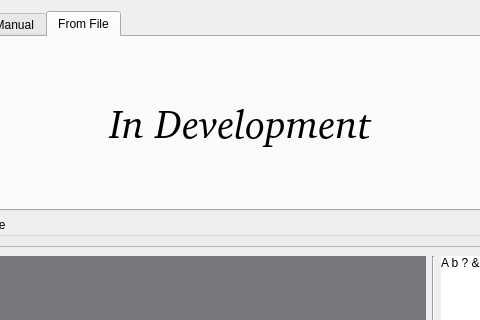
BYUMarsRover/Autonomy-ROS2, file mars_ws/src/science/science/rxtx_gui/rxtx_gui.ui: the form before one commit; both pictures show x 158 to 638 and y 0 to 320 of the 797 by 772 pixel window.
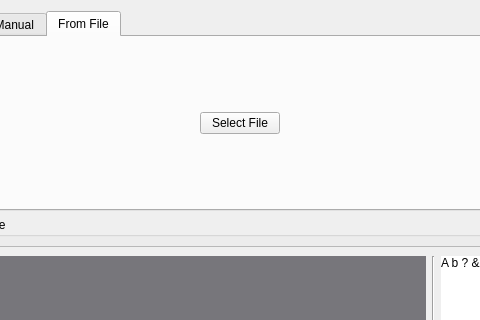
The form after the commit. The open tabs and pages were chosen to show the change.

```diff
--- a/mars_ws/src/science/science/rxtx_gui/rxtx_gui.ui
+++ b/mars_ws/src/science/science/rxtx_gui/rxtx_gui.ui
@@ -328,20 +328,10 @@
        <string>From File</string>
       </attribute>
       <layout class="QVBoxLayout" name="verticalLayout_5">
-       <item>
-        <widget class="QLabel" name="label_10">
-         <property name="font">
-          <font>
-           <family>Bitstream Charter</family>
-           <pointsize>30</pointsize>
-           <italic>true</italic>
-          </font>
-         </property>
+       <item alignment="Qt::AlignHCenter|Qt::AlignVCenter">
+        <widget class="QPushButton" name="file_select_button">
          <property name="text">
-          <string>In Development</string>
-         </property>
-         <property name="alignment">
-          <set>Qt::AlignCenter</set>
+          <string>Select File</string>
          </property>
         </widget>
        </item>
```
